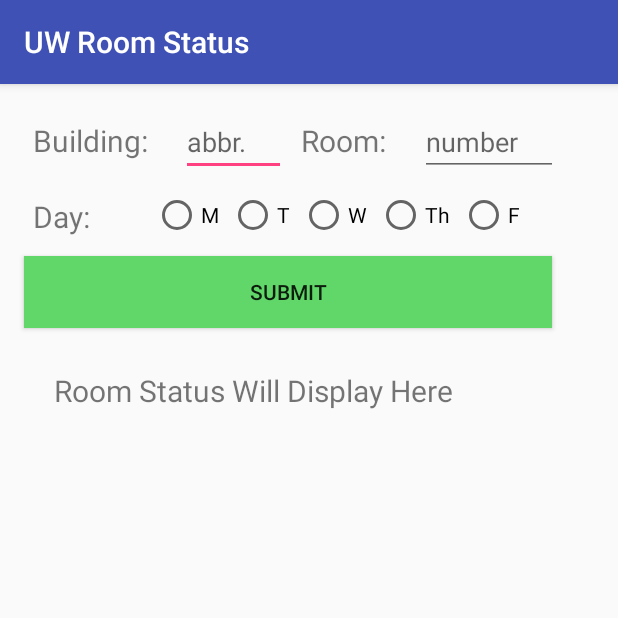
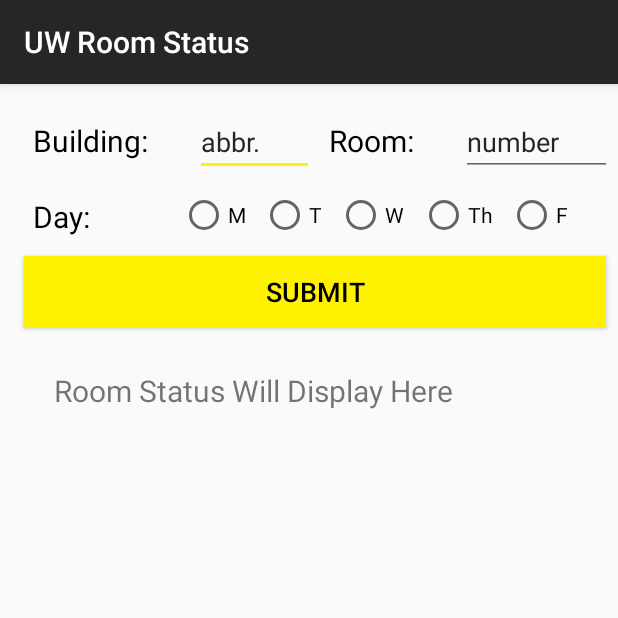
Before and after one commit to mattg9/UWRoomStatus, an Android app: the screen it shows after launch (MainActivity), on a phone screen of 412 x 824 dp, the top half of it. Run offline under Robolectric (Android 15) with nearby library versions, the phone set to English and light mode, and no system bars.

Commit message:
completed 2 issues - 1 bug fix - color scheme improved

```diff
--- a/app/build.gradle
+++ b/app/build.gradle
@@ -7,8 +7,8 @@ android {
         applicationId "app.band.runawaynation.matth.uwroomstatus"
         minSdkVersion 15
         targetSdkVersion 26
-        versionCode 2
-        versionName "1.0.1"
+        versionCode 3
+        versionName "1.0.2"
         testInstrumentationRunner "android.support.test.runner.AndroidJUnitRunner"
     }
     buildTypes {
--- a/app/src/main/java/app/band/runawaynation/matth/uwroomstatus/MainActivity.java
+++ b/app/src/main/java/app/band/runawaynation/matth/uwroomstatus/MainActivity.java
@@ -19,7 +19,6 @@ import android.content.Intent;
 import android.content.IntentFilter;
 import android.net.Uri;
 import android.support.v4.content.LocalBroadcastManager;
-import android.widget.TimePicker;
 import android.widget.Toast;
 import java.util.ArrayList;
 import java.util.Collections;
@@ -36,11 +35,10 @@ public class MainActivity extends AppCompatActivity {
     private static final String ROOM = "ROOM";
     private boolean networkOk;
     private String building;
-    private String day;
+    private String day = "not specified";
     private String room;
     private EditText buildingET, roomET;
     private TextView output;
-    private TimePicker tp;
     private final ArrayList<String> courseOutput = new ArrayList<>();
 
     protected void onCreate(Bundle savedInstanceState) {
@@ -57,7 +55,6 @@ public class MainActivity extends AppCompatActivity {
         buildingET = (EditText) findViewById(R.id.buildingEditText);
         roomET = (EditText) findViewById(R.id.roomEditText);
         output = (TextView) findViewById(R.id.tvOutput);
-        tp = (TimePicker) findViewById(R.id.timepicker);
         Button submit = (Button) findViewById(R.id.submitButton);
 
         // register the broadcast manager for my service
@@ -96,7 +93,7 @@ public class MainActivity extends AppCompatActivity {
         courseOutput.clear(); // clear the output in backend
         building = buildingET.getText().toString();
         room = roomET.getText().toString();
-        if (building.isEmpty() || room.isEmpty() || day.isEmpty()) {
+        if (building.isEmpty() || room.isEmpty() || day.equals("not specified")) {
             Toast.makeText(this, R.string.invalid_input, Toast.LENGTH_LONG).show();
             return;
         }
@@ -121,14 +118,6 @@ public class MainActivity extends AppCompatActivity {
             case R.id.radio_Wednesday: if (checked) { day = "W"; break; }
             case R.id.radio_Thursday: if (checked) { day = "Th"; break; }
             case R.id.radio_Friday: if (checked) { day = "F"; break; }
-        }
-    }
-
-    public void onTimePickerClicked() {
-        if(tp.getVisibility() == View.GONE) {
-            tp.setVisibility(View.VISIBLE);
-        } else {
-            tp.setVisibility(View.GONE);
         }
     }
 
--- a/app/src/main/res/layout/activity_main.xml
+++ b/app/src/main/res/layout/activity_main.xml
@@ -9,12 +9,14 @@
     tools:layout_editor_absoluteY="81dp">
 
     <ScrollView
-        android:layout_width="368dp"
+        android:layout_width="0dp"
         android:layout_height="495dp"
-        android:layout_marginLeft="8dp"
+        android:layout_marginLeft="4dp"
         android:layout_marginStart="8dp"
         android:layout_marginTop="8dp"
+        app:layout_constraintEnd_toEndOf="parent"
         app:layout_constraintLeft_toLeftOf="parent"
+        app:layout_constraintStart_toStartOf="parent"
         app:layout_constraintTop_toTopOf="parent">
 
         <LinearLayout
@@ -39,6 +41,7 @@
                     android:layout_marginTop="8dp"
                     android:layout_weight="0.03"
                     android:text="@string/Building"
+                    android:textColor="@color/colorPrimaryDark"
                     android:textSize="20sp"
                     app:layout_constraintLeft_toLeftOf="parent"
                     app:layout_constraintRight_toLeftOf="@+id/buildingEditText"
@@ -52,6 +55,8 @@
                     android:layout_weight="0.03"
                     android:hint="@string/buildingHint"
                     android:inputType="textCapCharacters"
+                    android:textColorHint="@color/colorPrimary"
+                    android:textColorLink="@color/colorPrimary"
                     app:layout_constraintLeft_toRightOf="@+id/buildingTextView"
                     app:layout_constraintRight_toRightOf="parent"
                     app:layout_constraintTop_toTopOf="parent" />
@@ -65,6 +70,7 @@
                     android:layout_marginTop="8dp"
                     android:layout_weight="0.03"
                     android:text="@string/Room"
+                    android:textColor="@color/colorPrimaryDark"
                     android:textSize="20sp"
                     app:layout_constraintLeft_toLeftOf="parent"
                     app:layout_constraintRight_toLeftOf="@+id/roomEditText"
@@ -78,6 +84,8 @@
                     android:layout_weight="0.03"
                     android:hint="@string/RoomHint"
                     android:inputType="number"
+                    android:textColorHint="@color/colorPrimary"
+                    android:textColorLink="@color/colorPrimary"
                     app:layout_constraintLeft_toRightOf="@+id/roomTextView"
                     app:layout_constraintRight_toRightOf="parent"
                     app:layout_constraintTop_toBottomOf="@+id/buildingEditText" />
@@ -102,6 +110,7 @@
                     android:layout_marginTop="11dp"
                     android:layout_weight="0.03"
                     android:text="@string/Day"
+                    android:textColor="@color/colorPrimaryDark"
                     android:textSize="20sp"
                     app:layout_constraintHorizontal_bias="0.975"
                     app:layout_constraintLeft_toLeftOf="parent"
@@ -127,7 +136,9 @@
                         android:layout_height="wrap_content"
                         android:layout_weight="0.2"
                         android:onClick="onRadioButtonClicked"
-                        android:text="@string/M" />
+                        android:text="@string/M"
+                        android:textColorHint="@color/colorPrimary"
+                        android:textColorLink="@color/colorPrimary" />
 
                     <RadioButton
                         android:id="@+id/radio_Tuesday"
@@ -135,7 +146,9 @@
                         android:layout_height="wrap_content"
                         android:layout_weight="0.2"
                         android:onClick="onRadioButtonClicked"
-                        android:text="@string/T" />
+                        android:text="@string/T"
+                        android:textColorHint="@color/colorPrimary"
+                        android:textColorLink="@color/colorPrimary" />
 
                     <RadioButton
                         android:id="@+id/radio_Wednesday"
@@ -144,6 +157,8 @@
                         android:layout_weight="0.2"
                         android:onClick="onRadioButtonClicked"
                         android:text="@string/W"
+                        android:textColorHint="@color/colorPrimary"
+                        android:textColorLink="@color/colorPrimary"
                         tools:layout_editor_absoluteX="188dp"
                         tools:layout_editor_absoluteY="112dp" />
 
@@ -153,7 +168,9 @@
                         android:layout_height="wrap_content"
                         android:layout_weight="0.2"
                         android:onClick="onRadioButtonClicked"
-                        android:text="@string/Th" />
+                        android:text="@string/Th"
+                        android:textColorHint="@color/colorPrimary"
+                        android:textColorLink="@color/colorPrimary" />
 
                     <RadioButton
                         android:id="@+id/radio_Friday"
@@ -161,7 +178,9 @@
                         android:layout_height="wrap_content"
                         android:layout_weight="0.2"
                         android:onClick="onRadioButtonClicked"
-                        android:text="@string/F" />
+                        android:text="@string/F"
+                        android:textColorHint="@color/colorPrimary"
+                        android:textColorLink="@color/colorPrimary" />
 
                 </RadioGroup>
 
@@ -175,22 +194,21 @@
                 android:layout_margin="5dp"
                 android:layout_weight="0.2"
                 android:background="@android:color/darker_gray"
-                android:onClick="onTimePickerClicked"
                 android:paddingLeft="5dp"
                 android:paddingRight="5dp"
                 android:text="@string/time_picker"
-                android:visibility="gone"/>
+                android:visibility="gone" />
 
             <TimePicker
+                android:id="@+id/timepicker"
                 android:layout_width="wrap_content"
                 android:layout_height="wrap_content"
-                android:id="@+id/timepicker"
                 android:layout_marginEnd="8dp"
                 android:layout_marginLeft="8dp"
                 android:layout_marginRight="8dp"
                 android:layout_marginStart="8dp"
                 android:layout_marginTop="11dp"
-                android:visibility="gone"/>
+                android:visibility="gone" />
 
             <Button
                 android:id="@+id/submitButton"
@@ -202,8 +220,10 @@
                 android:layout_marginStart="8dp"
                 android:layout_marginTop="9dp"
                 android:layout_weight="0.03"
-                android:background="@color/colorSubmit"
+                android:background="@color/colorAccent"
                 android:text="@string/Submit"
+                android:textColor="@color/colorPrimaryDark"
+                android:textSize="18sp"
                 android:visibility="visible"
                 app:layout_constraintLeft_toLeftOf="parent"
                 app:layout_constraintRight_toRightOf="parent"
@@ -213,6 +233,7 @@
                 android:id="@+id/tvOutput"
                 android:layout_width="match_parent"
                 android:layout_height="wrap_content"
+                android:layout_gravity="start"
                 android:layout_marginEnd="8dp"
                 android:layout_marginLeft="8dp"
                 android:layout_marginRight="8dp"
@@ -222,7 +243,6 @@
                 android:padding="20dp"
                 android:text="@string/output"
                 android:textAlignment="textStart"
-                android:layout_gravity="start"
                 android:textSize="20sp"
                 app:layout_constraintBottom_toBottomOf="parent"
                 app:layout_constraintHorizontal_bias="0.0"
--- a/app/src/main/res/values/colors.xml
+++ b/app/src/main/res/values/colors.xml
@@ -1,7 +1,6 @@
 <?xml version="1.0" encoding="utf-8"?>
 <resources>
-    <color name="colorPrimary">#3f51b5</color>
-    <color name="colorPrimaryDark">#303F9F</color>
-    <color name="colorAccent">#FF4081</color>
-    <color name="colorSubmit">#61d669</color>
+    <color name="colorPrimary">#262626</color>
+    <color name="colorPrimaryDark">#000000</color>
+    <color name="colorAccent">#fff200</color>
 </resources>
```
Also changed, not shown: 1 other file.
